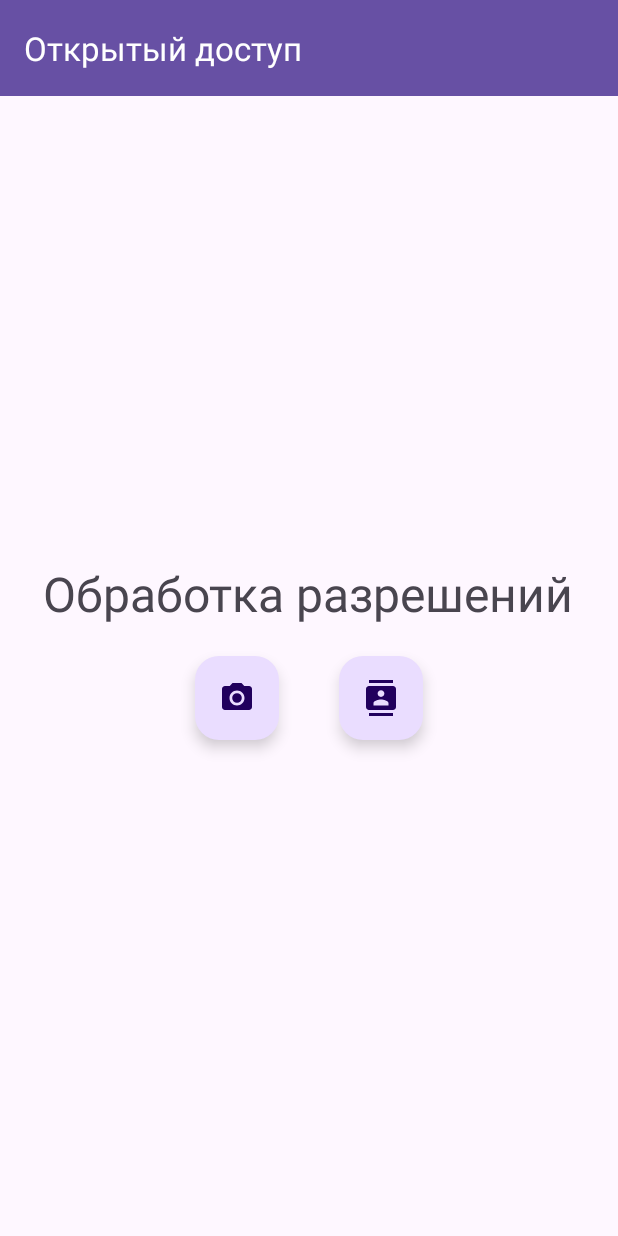
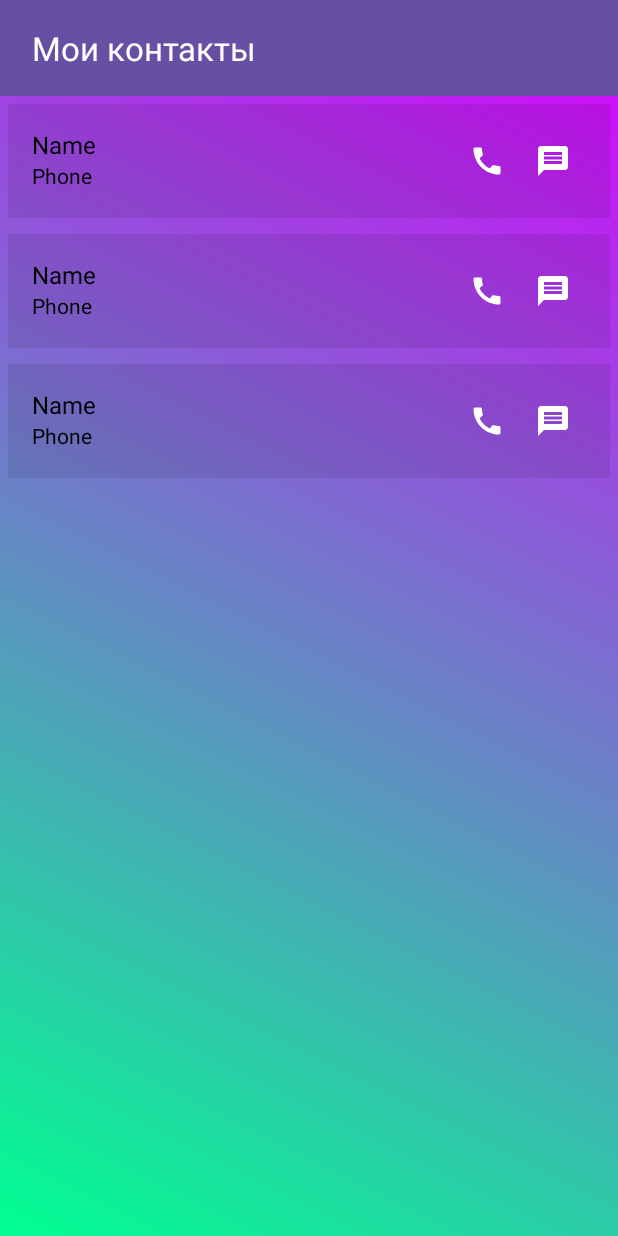
Before and after one commit to PawPrintsInTheDark/AndroidLessons, an Android app: the layout activity_main.xml on its own in the app's theme, with its tools: preview values and no code run, on a phone screen of 412 x 824 dp. Run offline under Robolectric (Android 15) with nearby library versions, the phone set to English and light mode, and no system bars.

Commit message:
ContentProviderContentss

```diff
--- a/app/src/main/java/com/example/androidlessons/Contact.kt
+++ /dev/null
@@ -1,6 +0,0 @@
-package com.example.androidlessons
-
-data class Contact(
-    val name: String,
-    val phone: String
-)
--- /dev/null
+++ b/app/src/main/java/com/example/androidlessons/ContactModel.kt
@@ -0,0 +1,6 @@
+package com.example.androidlessons
+
+data class ContactModel(
+    val name: String,
+    val phone: String
+)
--- /dev/null
+++ b/app/src/main/res/drawable/ic_call.xml
@@ -0,0 +1,5 @@
+<vector xmlns:android="http://schemas.android.com/apk/res/android" android:height="24dp" android:tint="#FFFFFF" android:viewportHeight="24" android:viewportWidth="24" android:width="24dp">
+
+    <path android:fillColor="@android:color/white" android:pathData="M20.01,15.38c-1.23,0 -2.42,-0.2 -3.53,-0.56 -0.35,-0.12 -0.74,-0.03 -1.01,0.24l-1.57,1.97c-2.83,-1.35 -5.48,-3.9 -6.89,-6.83l1.95,-1.66c0.27,-0.28 0.35,-0.67 0.24,-1.02 -0.37,-1.11 -0.56,-2.3 -0.56,-3.53 0,-0.54 -0.45,-0.99 -0.99,-0.99H4.19C3.65,3 3,3.24 3,3.99 3,13.28 10.73,21 20.01,21c0.71,0 0.99,-0.63 0.99,-1.18v-3.45c0,-0.54 -0.45,-0.99 -0.99,-0.99z"/>
+
+</vector>
--- /dev/null
+++ b/app/src/main/res/drawable/ic_message.xml
@@ -0,0 +1,5 @@
+<vector xmlns:android="http://schemas.android.com/apk/res/android" android:autoMirrored="true" android:height="24dp" android:tint="#FFFFFF" android:viewportHeight="24" android:viewportWidth="24" android:width="24dp">
+
+    <path android:fillColor="@android:color/white" android:pathData="M20,2L4,2c-1.1,0 -1.99,0.9 -1.99,2L2,22l4,-4h14c1.1,0 2,-0.9 2,-2L22,4c0,-1.1 -0.9,-2 -2,-2zM18,14L6,14v-2h12v2zM18,11L6,11L6,9h12v2zM18,8L6,8L6,6h12v2z"/>
+
+</vector>
--- a/app/src/main/res/layout/activity_main.xml
+++ b/app/src/main/res/layout/activity_main.xml
@@ -4,6 +4,7 @@
     android:id="@+id/mainLayout"
     android:layout_width="match_parent"
     android:layout_height="match_parent"
+    android:background="@drawable/gradient_list"
     android:orientation="vertical"
     tools:context=".MainActivity">
 
@@ -13,40 +14,12 @@
         android:layout_height="wrap_content"
         android:background="?attr/colorPrimary"
         android:theme="@style/ThemeOverlay.AppCompat.Dark.ActionBar"
-        app:title="Открытый доступ" />
+        app:title=" Мои контакты" />
 
-    <LinearLayout
+    <androidx.recyclerview.widget.RecyclerView
+        android:id="@+id/recyclerView"
         android:layout_width="match_parent"
-        android:layout_height="0dp"
-        android:layout_weight="1"
-        android:orientation="vertical"
-        android:gravity="center">
-
-        <TextView
-            android:layout_width="wrap_content"
-            android:layout_height="wrap_content"
-            android:text="Обработка разрешений"
-            android:textSize="32sp" />
-
-        <LinearLayout
-            android:layout_width="wrap_content"
-            android:layout_height="wrap_content"
-            android:orientation="horizontal"
-            android:gravity="center">
-            <com.google.android.material.floatingactionbutton.FloatingActionButton
-                android:id="@+id/cameraPermsBTN"
-                android:layout_width="wrap_content"
-                android:layout_height="wrap_content"
-                android:layout_margin="20dp"
-                android:src="@drawable/ic_camera" />
-
-            <com.google.android.material.floatingactionbutton.FloatingActionButton
-                android:id="@+id/contactsPermsBTN"
-                android:layout_width="wrap_content"
-                android:layout_height="wrap_content"
-                android:layout_margin="20dp"
-                android:src="@drawable/ic_contacts" />
-        </LinearLayout>
-    </LinearLayout>
+        android:layout_height="match_parent"
+        tools:listitem="@layout/list_item"/>
 
 </LinearLayout>
--- /dev/null
+++ b/app/src/main/res/layout/list_item.xml
@@ -0,0 +1,49 @@
+<LinearLayout xmlns:android="http://schemas.android.com/apk/res/android"
+    android:layout_width="match_parent"
+    android:layout_height="wrap_content"
+    android:orientation="horizontal"
+    android:background="#16000000"
+    android:id="@+id/listItemLayoyt"
+    android:layout_margin="5dp"
+    android:padding="16dp">
+
+    <LinearLayout
+        android:layout_width="0dp"
+        android:layout_height="wrap_content"
+        android:layout_weight="1"
+        android:orientation="vertical">
+
+        <TextView
+            android:id="@+id/nameTV"
+            android:layout_width="wrap_content"
+            android:layout_height="wrap_content"
+            android:text="Name"
+            android:textColor="@color/black"
+            android:textSize="16sp" />
+
+        <TextView
+            android:id="@+id/phoneTV"
+            android:layout_width="wrap_content"
+            android:layout_height="wrap_content"
+            android:text="Phone"
+            android:textColor="@color/black"
+            android:textSize="14sp" />
+    </LinearLayout>
+
+    <ImageView
+        android:id="@+id/callButton"
+        android:layout_width="wrap_content"
+        android:layout_margin="10dp"
+        android:layout_height="wrap_content"
+        android:contentDescription="Call"
+        android:src="@drawable/ic_call" />
+
+    <ImageView
+        android:id="@+id/messageButton"
+        android:layout_width="wrap_content"
+        android:layout_height="wrap_content"
+        android:layout_margin="10dp"
+
+        android:contentDescription="Message"
+        android:src="@drawable/ic_message" />
+</LinearLayout>
```
Also changed, not shown: app/src/main/AndroidManifest.xml (+7 -8 lines), app/src/main/java/com/example/androidlessons/CameraActivity.kt (deleted, +0 -32 lines), app/src/main/java/com/example/androidlessons/ContactsActivity.kt (deleted, +0 -46 lines), app/src/main/java/com/example/androidlessons/ContactsAdapter.kt (deleted, +0 -32 lines), app/src/main/java/com/example/androidlessons/CustomAdapter.kt (added, +43 -0 lines), app/src/main/java/com/example/androidlessons/MainActivity.kt (+99 -30 lines), app/src/main/java/com/example/androidlessons/MessageActivity.kt (added, +110 -0 lines), app/src/main/res/layout/activity_camera.xml (deleted, +0 -27 lines), app/src/main/res/layout/activity_contacts.xml (deleted, +0 -22 lines), app/src/main/res/layout/activity_message.xml (added, +39 -0 lines), app/src/main/res/layout/item_contact.xml (deleted, +0 -23 lines), 2 other files.
